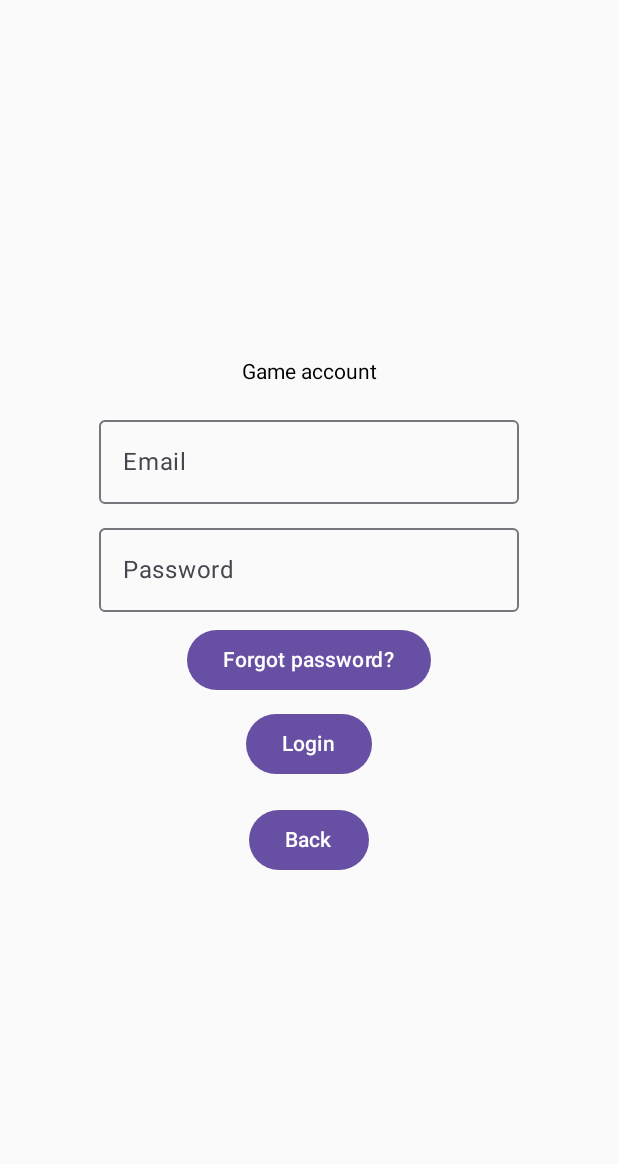
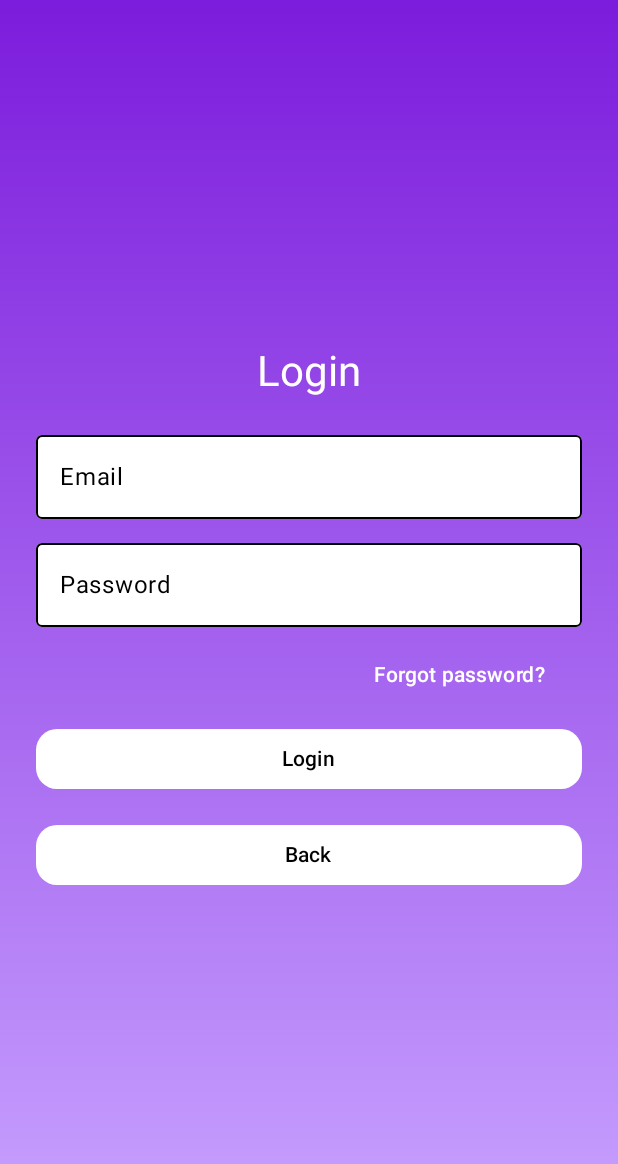
Before and after one commit to chloec0des/ChloeTOLEDANO_CorentinSTARK, an Android app built with Jetpack Compose: the screen it shows after launch (MainActivity), after a tap on "Game account", on a phone screen of 412 x 824 dp. Shown: the top 1164 px of the screen. Run offline under Robolectric (Android 15) with nearby library versions, the phone set to English and light mode, and no system bars; our stand-ins replace Firebase (no records; nobody signed in at launch, a user with empty details on screens opened directly); 1 other tap on this screen came first.

Commit message:
Login et register compte appli

```diff
--- a/app/src/main/java/com/login/login/login_game_account.kt
+++ b/app/src/main/java/com/login/login/login_game_account.kt
@@ -1,25 +1,51 @@
 package com.login.login
 
+import android.widget.Toast
+import androidx.compose.foundation.background
 import androidx.compose.foundation.layout.*
+import androidx.compose.foundation.shape.RoundedCornerShape
 import androidx.compose.material3.Button
+import androidx.compose.material3.ButtonDefaults
+import androidx.compose.material3.ExperimentalMaterial3Api
 import androidx.compose.material3.OutlinedTextField
 import androidx.compose.material3.Text
+import androidx.compose.material3.TextFieldDefaults
 import androidx.compose.runtime.*
 import androidx.compose.ui.Alignment
 import androidx.compose.ui.Modifier
+import androidx.compose.ui.graphics.Brush
+import androidx.compose.ui.graphics.Color
+import androidx.compose.ui.platform.LocalContext
 import androidx.compose.ui.res.stringResource
+import androidx.compose.ui.text.TextStyle
 import androidx.compose.ui.unit.dp
 import com.example.myapplication.R
+import com.google.firebase.auth.FirebaseAuth
 
+@OptIn(ExperimentalMaterial3Api::class)
 @Composable
 fun LoginGameAccount(
     onLoginSuccess: () -> Unit,
     onForgotPasswordClicked: () -> Unit,
     onBack: () -> Unit
 ) {
+    val context = LocalContext.current
+    val auth = FirebaseAuth.getInstance()
     var email by remember { mutableStateOf("") }
     var password by remember { mutableStateOf("") }
 
+    val topColor = Color(0xFF7C1CDC)
+    val bottomColor = Color(0xFFC8A2FF)
+
+    Box(
+        modifier = Modifier
+            .fillMaxSize()
+            .background(
+                Brush.verticalGradient(
+                    colors = listOf(topColor, bottomColor)
+                )
+            )
+    ) {
         Column(
             modifier = Modifier
                 .fillMaxSize()
@@ -27,43 +53,104 @@ fun LoginGameAccount(
             horizontalAlignment = Alignment.CenterHorizontally,
             verticalArrangement = Arrangement.Center
         ) {
-        Text(text = stringResource(id = R.string.game_account))
-
+            Text(
+                text = stringResource(id = R.string.login),
+                style = androidx.compose.material3.MaterialTheme.typography.headlineMedium,
+                color = Color.White
+            )
             Spacer(modifier = Modifier.height(16.dp))
-
             OutlinedTextField(
                 value = email,
                 onValueChange = { email = it },
-            label = { Text(text = stringResource(id = R.string.email)) }
+                label = { Text(stringResource(id = R.string.email)) },
+                modifier = Modifier.fillMaxWidth(),
+                textStyle = TextStyle(color = Color.Black),
+                colors = TextFieldDefaults.outlinedTextFieldColors(
+                    containerColor = Color.White,
+                    cursorColor = Color.Black,
+                    focusedBorderColor = Color.Black,
+                    unfocusedBorderColor = Color.Black,
+                    focusedLabelColor = Color.Black,
+                    unfocusedLabelColor = Color.Black
                 )
-
+            )
             Spacer(modifier = Modifier.height(8.dp))
-
             OutlinedTextField(
                 value = password,
                 onValueChange = { password = it },
-            label = { Text(text = stringResource(id = R.string.password)) }
+                label = { Text(stringResource(id = R.string.password)) },
+                modifier = Modifier.fillMaxWidth(),
+                textStyle = TextStyle(color = Color.Black),
+                colors = TextFieldDefaults.outlinedTextFieldColors(
+                    containerColor = Color.White,
+                    cursorColor = Color.Black,
+                    focusedBorderColor = Color.Black,
+                    unfocusedBorderColor = Color.Black,
+                    focusedLabelColor = Color.Black,
+                    unfocusedLabelColor = Color.Black
                 )
-
+            )
             Spacer(modifier = Modifier.height(8.dp))
-
-        Button(onClick = onForgotPasswordClicked) {
-            Text(text = stringResource(id = R.string.forgot_password))
+            Button(
+                onClick = onForgotPasswordClicked,
+                colors = ButtonDefaults.buttonColors(containerColor = Color.Transparent),
+                modifier = Modifier.align(Alignment.End)
+            ) {
+                Text(
+                    text = stringResource(id = R.string.forgot_password),
+                    color = Color.White
+                )
             }
-
             Spacer(modifier = Modifier.height(8.dp))
-
-        Button(onClick = {
-            // Vérifier les identifiants puis ...
+            Button(
+                onClick = {
+                    if (email.isBlank() || password.isBlank()) {
+                        Toast.makeText(
+                            context,
+                            context.getString(R.string.login_failed_empty_fields),
+                            Toast.LENGTH_SHORT
+                        ).show()
+                    } else {
+                        auth.signInWithEmailAndPassword(email, password)
+                            .addOnCompleteListener { task ->
+                                if (task.isSuccessful) {
+                                    Toast.makeText(
+                                        context,
+                                        context.getString(R.string.login_success),
+                                        Toast.LENGTH_SHORT
+                                    ).show()
                                     onLoginSuccess()
-        }) {
-            Text(text = stringResource(id = R.string.login))
-        }
-
-        Spacer(modifier = Modifier.height(16.dp))
-
-        Button(onClick = onBack) {
-            Text(text = stringResource(id = R.string.back))
+                                } else {
+                                    Toast.makeText(
+                                        context,
+                                        task.exception?.message ?: context.getString(R.string.login_failed),
+                                        Toast.LENGTH_SHORT
+                                    ).show()
                                 }
                             }
                     }
+                },
+                shape = RoundedCornerShape(14.dp),
+                colors = ButtonDefaults.buttonColors(containerColor = Color.White),
+                modifier = Modifier.fillMaxWidth()
+            ) {
+                Text(
+                    text = stringResource(id = R.string.login),
+                    color = Color.Black
+                )
+            }
+            Spacer(modifier = Modifier.height(16.dp))
+            Button(
+                onClick = onBack,
+                shape = RoundedCornerShape(14.dp),
+                colors = ButtonDefaults.buttonColors(containerColor = Color.White),
+                modifier = Modifier.fillMaxWidth()
+            ) {
+                Text(
+                    text = stringResource(id = R.string.back),
+                    color = Color.Black
+                )
+            }
+        }
+    }
+}
--- a/app/src/main/res/values/strings.xml
+++ b/app/src/main/res/values/strings.xml
@@ -1,3 +1,4 @@
+<?xml version="1.0" encoding="utf-8"?>
 <resources>
     <string name="default_web_client_id" translatable="false">101144348363-ock17s4ki6sq9rs7h4ckdmbpoqvtfo7m.apps.googleusercontent.com</string>
     <string name="app_name" translatable="false">Mirrored Labyrinth</string>
@@ -7,6 +8,9 @@
     <string name="spanish" translatable="false">Español</string>
     <string name="new_account">New account</string>
     <string name="login">Login</string>
+    <string name="login_success">Login successful</string>
+    <string name="login_failed">Login failed</string>
+    <string name="login_failed_empty_fields">Please fill in all the fields</string>
     <string name="change_password">Change Password</string>
     <string name="forgot_password">Forgot password?</string>
     <string name="email">Email</string>
@@ -23,4 +27,7 @@
     <string name="passwords_mismatch">Passwords do not match</string>
     <string name="register_success">Account created successfully</string>
     <string name="register_failed">Account creation failed</string>
+    <string name="register_failed_empty_fields">Please fill in all the fields</string>
+    <string name="register_failed_invalid_email">Invalid email address</string>
+    <string name="register_failed_password_too_short">Password is too short</string>
 </resources>
```
Also changed, not shown: app/build.gradle.kts (+5 -5 lines), app/src/main/java/com/login/register/register_choose_type.kt (+49 -12 lines), app/src/main/java/com/login/register/register_game_account.kt (+79 -25 lines), 2 other files. Lines whose indentation alone changed are shown as unchanged.
